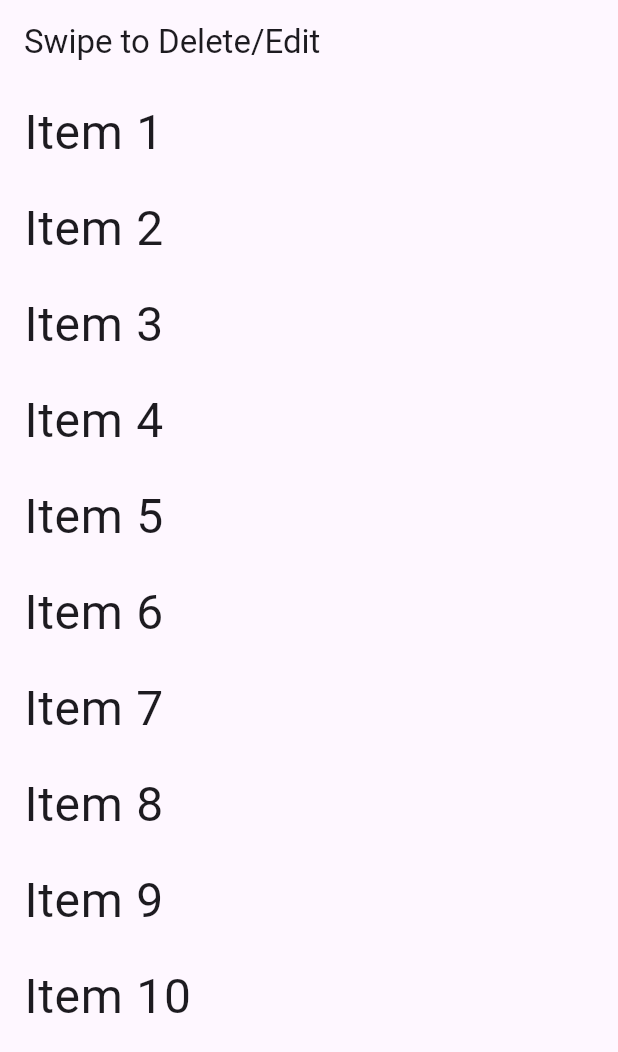
After one commit to Pulak5376/flutter_developmen_tracker, a Flutter app: the SwipeListScreen screen opened directly, on a phone screen of 412 x 824 dp. The commit adds this screen. Shown: the top 1052 px of the screen. Run offline on Flutter 3.47's test engine with Material 3 defaults, Android fonts, the phone set to English and light mode, and no system bars; Roboto replaces fonts that are missing (RobotoMono).

Commit message:
problem14

```diff
--- a/lib/problem10.dart
+++ b/lib/problem10.dart
@@ -90,7 +90,9 @@ class ProfileScreen extends StatelessWidget {
         mainAxisAlignment: MainAxisAlignment.center,
         children: [
           CircleAvatar(
-            backgroundImage: NetworkImage('https://i.pravatar.cc/300'),
+            backgroundImage: NetworkImage(
+              'https://www.allaboutbirds.org/guide/assets/photo/60388191-480px.jpg',
+            ), // Bird image URL
             radius: 50,
           ),
           SizedBox(height: 16),
--- /dev/null
+++ b/lib/problem14.dart
@@ -0,0 +1,80 @@
+import 'package:flutter/material.dart';
+
+void main() {
+  runApp(SwipeListApp());
+}
+
+class SwipeListApp extends StatelessWidget {
+  @override
+  Widget build(BuildContext context) {
+    return MaterialApp(
+      title: 'Swipe List',
+      theme: ThemeData(primarySwatch: Colors.blue),
+      home: SwipeListScreen(),
+    );
+  }
+}
+
+class SwipeListScreen extends StatefulWidget {
+  @override
+  _SwipeListScreenState createState() => _SwipeListScreenState();
+}
+
+class _SwipeListScreenState extends State<SwipeListScreen> {
+  List<String> items = List.generate(10, (index) => 'Item ${index + 1}');
+
+  void _deleteItem(int index) {
+    setState(() {
+      items.removeAt(index);
+    });
+    ScaffoldMessenger.of(
+      context,
+    ).showSnackBar(SnackBar(content: Text('Item deleted')));
+  }
+
+  void _editItem(String item) {
+    ScaffoldMessenger.of(
+      context,
+    ).showSnackBar(SnackBar(content: Text('Editing $item')));
+  }
+
+  @override
+  Widget build(BuildContext context) {
+    return Scaffold(
+      appBar: AppBar(title: Text('Swipe to Delete/Edit')),
+      body: ListView.builder(
+        itemCount: items.length,
+        itemBuilder: (context, index) {
+          final item = items[index];
+
+          return Dismissible(
+            key: ValueKey(item),
+            background: Container(
+              color: Colors.green,
+              alignment: Alignment.centerLeft,
+              padding: EdgeInsets.only(left: 20),
+              child: Icon(Icons.edit, color: Colors.white),
+            ),
+            secondaryBackground: Container(
+              color: Colors.red,
+              alignment: Alignment.centerRight,
+              padding: EdgeInsets.only(right: 20),
+              child: Icon(Icons.delete, color: Colors.white),
+            ),
+            confirmDismiss: (direction) async {
+              if (direction == DismissDirection.startToEnd) {
+                _editItem(item);
+                return false; // Don't dismiss
+              } else if (direction == DismissDirection.endToStart) {
+                return true; // Allow delete
+              }
+              return false;
+            },
+            onDismissed: (_) => _deleteItem(index),
+            child: ListTile(title: Text(item)),
+          );
+        },
+      ),
+    );
+  }
+}
```
